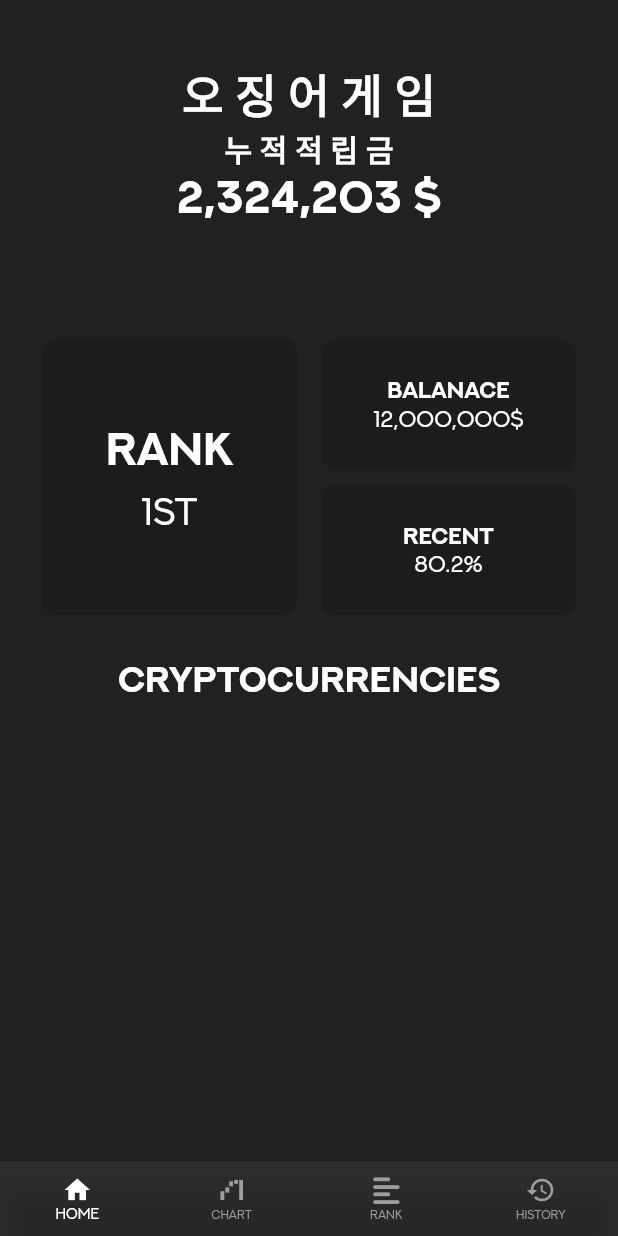
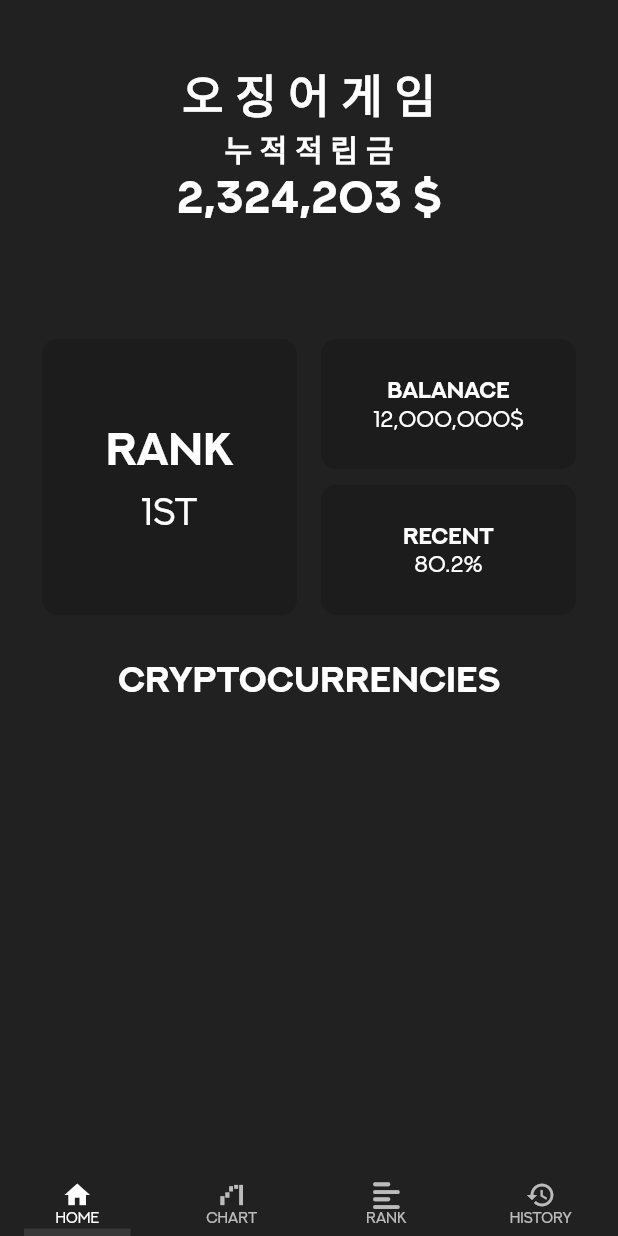
Before and after one commit to Team-Studio-J/Golden-Goose, a Flutter app: the TabPage screen opened directly, on a phone screen of 412 x 824 dp. Run offline on Flutter 3.47's test engine with Material 2 defaults, Android fonts, the phone set to English and light mode, and no system bars; our stand-ins replace cloud_firestore, firebase_auth, font_awesome_flutter, get, google_sign_in; missing offline and left inert: candlesticks, interactive_chart; accounts and stored records are empty; network calls fail.

Commit message:
feat: change tab as swipable property

```diff
--- a/golden_goose/lib/screens/tab_page.dart
+++ b/golden_goose/lib/screens/tab_page.dart
@@ -1,20 +1,21 @@
 import 'package:flutter/material.dart';
+import 'package:font_awesome_flutter/font_awesome_flutter.dart';
+import 'package:get/get.dart';
 import 'package:golden_goose/controllers/tab_page_controller.dart';
-import 'package:get/get.dart';
 import 'package:golden_goose/screens/home.dart';
-import 'package:font_awesome_flutter/font_awesome_flutter.dart';
 
+import 'chart.dart';
 
-class TabPage extends StatefulWidget { // StatefulWidget
+class TabPage extends StatefulWidget {
+  // StatefulWidget
 
   @override
   _TabPageState createState() => _TabPageState();
 }
 
 class _TabPageState extends State<TabPage> {
-
   final TabPageController _tabPageCtrl = Get.put(TabPageController());
-  List? _pages;
+  List<Widget>? _pages;
 
   @override
   void initState() {
@@ -23,12 +24,13 @@
     super.initState();
     _pages = [
       Home(),
-      Text('Study Page'),
+      Chart(),
       Text('Manage Page'),
       Text('Test Page'),
     ];
   }
 
+  /*
   @override
   Widget build(BuildContext context) {
     print('tabPage >> build');
@@ -42,10 +44,10 @@
             selectedFontSize: 10,
             unselectedFontSize: 8,
             //showUnselectedLabels: false,
-            backgroundColor: Get.theme.backgroundColor.withOpacity(0.2),
+            backgroundColor: Get.theme.backgroundColor,
             selectedItemColor: Colors.white,
             unselectedItemColor: Colors.grey,
-            type: BottomNavigationBarType.fixed,
+            type: BottomNavigationBarType.shifting,
             // This is all you need!
             onTap: _tabPageCtrl.changeCurPage, //_onItemTapped,
             items:[
@@ -67,5 +69,47 @@
       ),
     ));
   }
-
+  */
+  @override
+  Widget build(BuildContext context) {
+    print('tabPage >> build');
+    return DefaultTabController(
+        length: _pages!.length,
+        child: Scaffold(
+          body: TabBarView(
+            physics: BouncingScrollPhysics(),
+            children: _pages!,
+          ),
+          bottomNavigationBar: TabBar(
+              isScrollable: false,
+              indicator: UnderlineTabIndicator(
+                  borderSide: BorderSide(
+                      width: 5.0, color: Colors.white.withOpacity(0.1)),
+                  insets: EdgeInsets.symmetric(horizontal: 16.0)),
+              padding: EdgeInsets.zero,
+              indicatorPadding: EdgeInsets.zero,
+              tabs: [
+                Tab(
+                    height: 40,
+                    iconMargin: EdgeInsets.zero,
+                    icon: Icon(Icons.home, size: 20),
+                    child: Text("home", style: TextStyle(fontSize: 10))),
+                Tab(
+                    height: 40,
+                    iconMargin: EdgeInsets.zero,
+                    icon: Icon(Icons.waterfall_chart, size: 20),
+                    child: Text("Chart", style: TextStyle(fontSize: 10))),
+                Tab(
+                    height: 40,
+                    iconMargin: EdgeInsets.zero,
+                    icon: Icon(FontAwesomeIcons.alignLeft, size: 20),
+                    child: Text("Rank", style: TextStyle(fontSize: 10))),
+                Tab(
+                    height: 40,
+                    iconMargin: EdgeInsets.zero,
+                    icon: Icon(Icons.history, size: 20),
+                    child: Text("History", style: TextStyle(fontSize: 10))),
+              ]),
+        ));
+  }
 }
```
